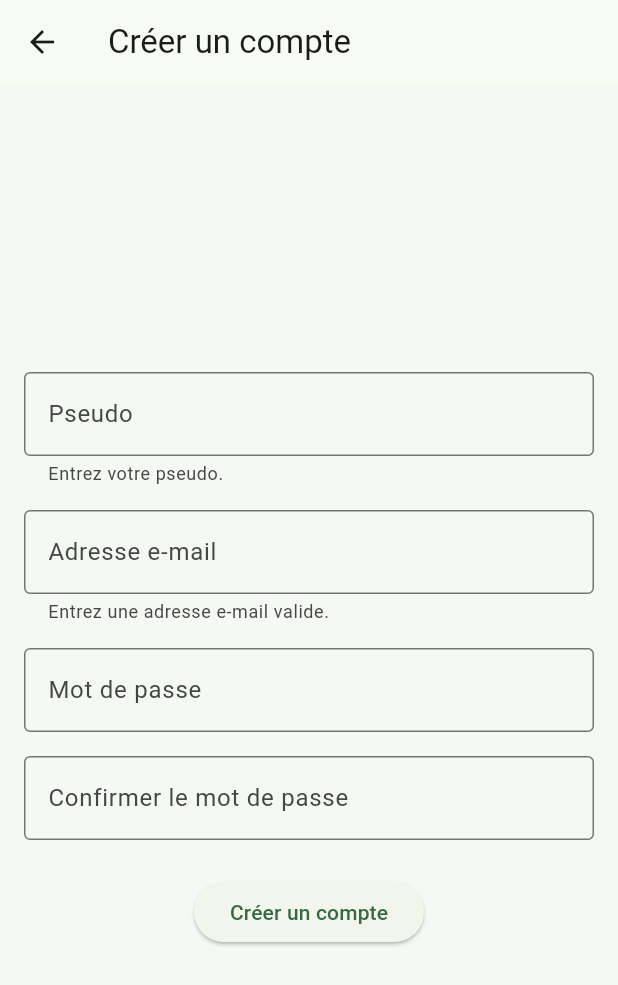
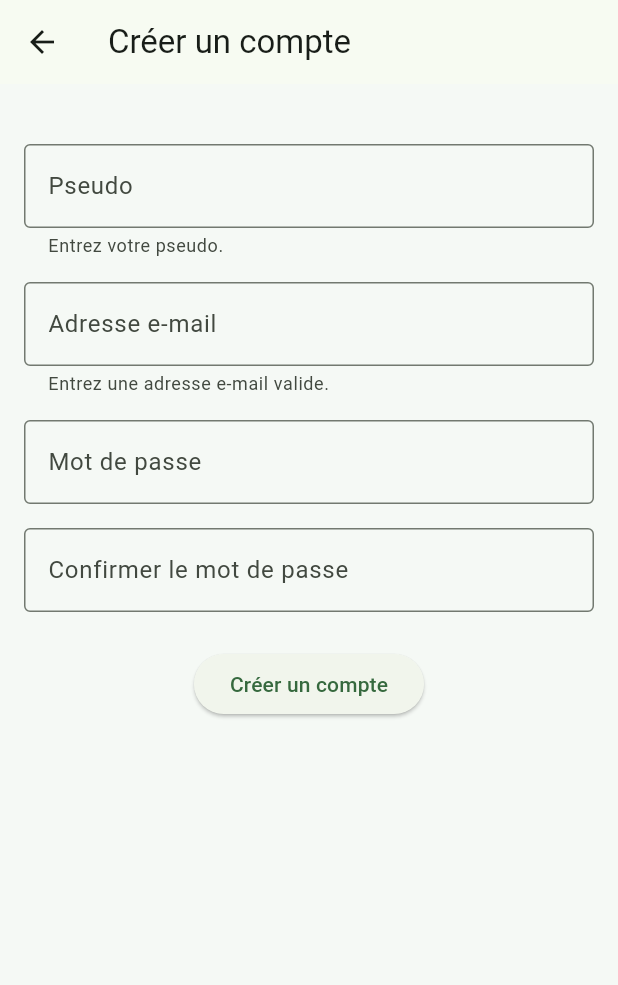
Before and after one commit to ThomasGillet75/rewardly, a Flutter app: the SignUpPage screen opened by its route, on a phone screen of 412 x 824 dp. Shown: the top 985 px of the screen. Run offline on Flutter 3.47's test engine with Material 3 defaults, Android fonts, the phone set to English and light mode, and no system bars; our stand-ins replace bloc, cloud_firestore, confetti, equatable, firebase_auth, firebase_core and 2 more; accounts and stored records are empty.

Commit message:
correction bug visuel

```diff
--- a/lib/Application/presentation/screen/sign_up_page_screen.dart
+++ b/lib/Application/presentation/screen/sign_up_page_screen.dart
@@ -11,6 +11,7 @@ class SignUpPage extends StatefulWidget {
   const SignUpPage({super.key, required this.users});
 
   final Users users;
+
   @override
   _SignUpPageState createState() => _SignUpPageState();
 }
@@ -21,8 +22,7 @@ class _SignUpPageState extends State<SignUpPage> {
   final TextEditingController confirmPasswordController = TextEditingController();
   final TextEditingController pseudoController = TextEditingController();
 
-
-   final Uuid id = const Uuid();
+  final Uuid id = const Uuid();
 
   @override
   void dispose() {
@@ -42,13 +42,13 @@ class _SignUpPageState extends State<SignUpPage> {
     return emailRegex.hasMatch(email);
   }
 
-
   @override
   Widget build(BuildContext context) {
     return Scaffold(
       appBar: AppBar(
         title: Text('Créer un compte'),
       ),
+      resizeToAvoidBottomInset: true, // Permet d'ajuster le contenu
       body: BlocConsumer<SignUpBloc, SignUpState>(
         listener: (context, state) {
           if (state is SignUpSuccess) {
@@ -67,11 +67,13 @@ class _SignUpPageState extends State<SignUpPage> {
           }
         },
         builder: (context, state) {
-          return Padding(
-            padding: const EdgeInsets.all(16.0),
+          return GestureDetector(
+            onTap: _dismissKeyboard, // Pour fermer le clavier lorsqu'on touche ailleurs
+            child: SingleChildScrollView(
+              padding: const EdgeInsets.all(16.0),
               child: Column(
-                mainAxisAlignment: MainAxisAlignment.center,
                 children: [
+                  SizedBox(height: 24.0), // Espace pour éviter le débordement initial
                   TextField(
                     controller: pseudoController,
                     keyboardType: TextInputType.name,
@@ -144,11 +146,11 @@ class _SignUpPageState extends State<SignUpPage> {
 
                         context.read<SignUpBloc>().add(
                           SignUpRequested(
-                            users : Users(
+                            users: Users(
                               pseudo: pseudoController.text,
                               mail: emailController.text,
                               password: passwordController.text,
-                              id:'',
+                              id: '',
                             ),
                           ),
                         );
@@ -157,6 +159,7 @@ class _SignUpPageState extends State<SignUpPage> {
                     ),
                 ],
               ),
+            ),
           );
         },
       ),
```
